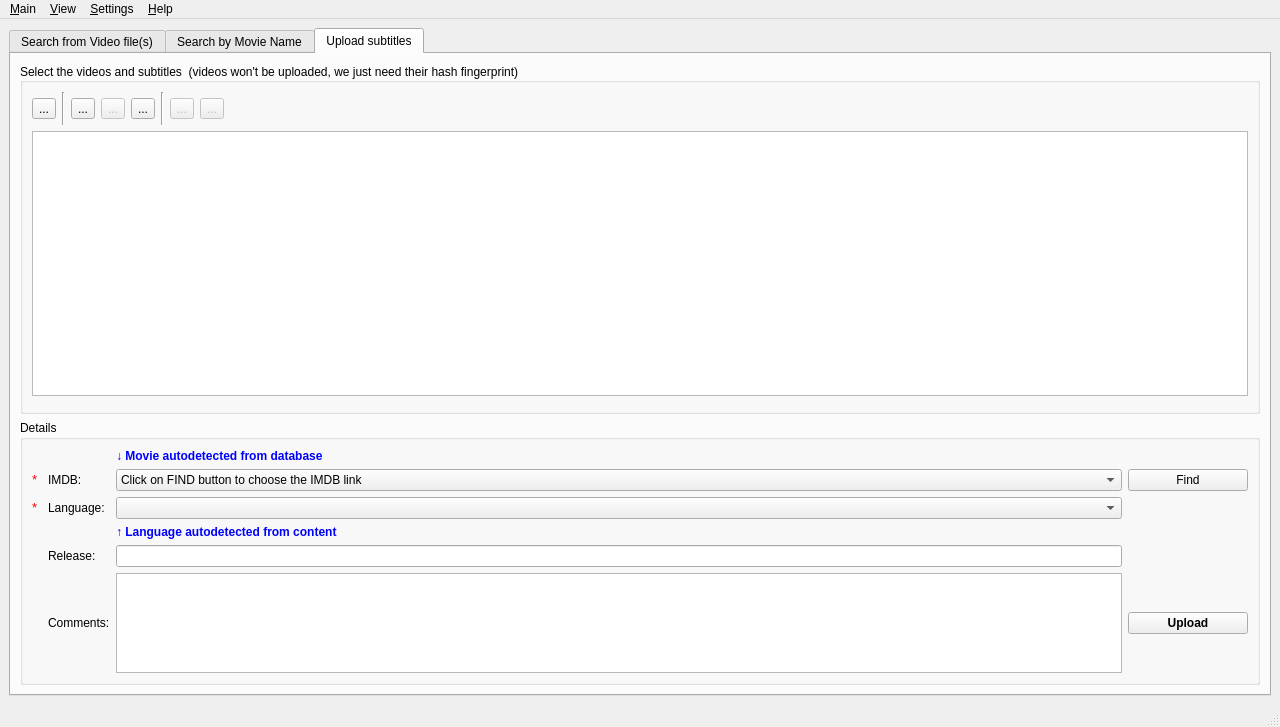
The window that gui/main.ui (subdownloader/subdownloader) describes before a commit, drawn with Qt 5.
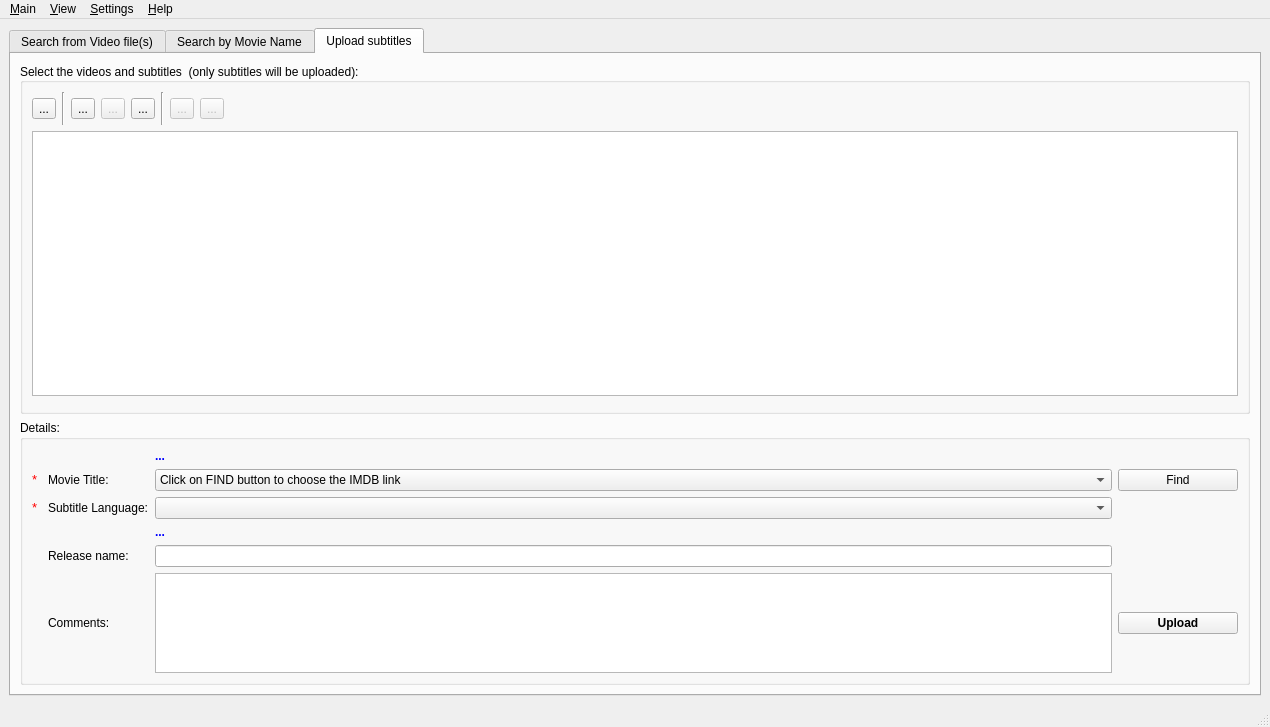
The same window after the commit. The open tabs and pages were chosen to show the change. Icons and pictures are not drawn. Custom widgets are drawn as their Qt base class.

Patch:
```diff
--- a/gui/main.ui
+++ b/gui/main.ui
@@ -5,7 +5,7 @@
    <rect>
     <x>0</x>
     <y>0</y>
-    <width>1280</width>
+    <width>1270</width>
     <height>727</height>
    </rect>
   </property>
@@ -17,14 +17,6 @@
     <normaloff>:/images/subdownloader.png</normaloff>:/images/subdownloader.png</iconset>
   </property>
   <widget class="QWidget" name="centralwidget" >
-   <property name="geometry" >
-    <rect>
-     <x>0</x>
-     <y>27</y>
-     <width>1280</width>
-     <height>676</height>
-    </rect>
-   </property>
    <layout class="QVBoxLayout" name="verticalLayout_5" >
     <item>
      <layout class="QVBoxLayout" >
@@ -647,14 +639,6 @@
          </layout>
         </widget>
         <widget class="QWidget" name="tab_4" >
-         <property name="geometry" >
-          <rect>
-           <x>0</x>
-           <y>0</y>
-           <width>1258</width>
-           <height>626</height>
-          </rect>
-         </property>
          <attribute name="title" >
           <string>Upload subtitles</string>
          </attribute>
@@ -667,7 +651,7 @@
                <enum>Qt::LeftToRight</enum>
               </property>
               <property name="title" >
-               <string>Select the videos and subtitles  (videos won't be uploaded, we just need their hash fingerprint)</string>
+               <string>Select the videos and subtitles  (only subtitles will be uploaded):</string>
               </property>
               <property name="alignment" >
                <set>Qt::AlignLeading|Qt::AlignLeft|Qt::AlignVCenter</set>
@@ -883,7 +867,7 @@
                </size>
               </property>
               <property name="title" >
-               <string>Details</string>
+               <string>Details:</string>
               </property>
               <layout class="QGridLayout" name="gridLayout" >
                <item rowspan="2" row="1" column="0" >
@@ -917,7 +901,7 @@
                   </sizepolicy>
                  </property>
                  <property name="text" >
-                  <string>IMDB: </string>
+                  <string>Movie Title:</string>
                  </property>
                 </widget>
                </item>
@@ -990,7 +974,7 @@
                   </sizepolicy>
                  </property>
                  <property name="text" >
-                  <string>Language:</string>
+                  <string>Subtitle Language:</string>
                  </property>
                 </widget>
                </item>
@@ -1006,7 +990,7 @@
                   </sizepolicy>
                  </property>
                  <property name="text" >
-                  <string>Release:</string>
+                  <string>Release name:</string>
                  </property>
                 </widget>
                </item>
@@ -1096,7 +1080,7 @@
                   </font>
                  </property>
                  <property name="text" >
-                  <string>↓ Movie autodetected from database</string>
+                  <string>...</string>
                  </property>
                  <property name="textFormat" >
                   <enum>Qt::PlainText</enum>
@@ -1155,7 +1139,7 @@
                   </font>
                  </property>
                  <property name="text" >
-                  <string>↑ Language autodetected from content</string>
+                  <string>...</string>
                  </property>
                  <property name="textFormat" >
                   <enum>Qt::PlainText</enum>
@@ -1201,22 +1185,13 @@
     </item>
    </layout>
   </widget>
-  <widget class="QStatusBar" name="statusbar" >
-   <property name="geometry" >
-    <rect>
-     <x>0</x>
-     <y>703</y>
-     <width>1280</width>
-     <height>24</height>
-    </rect>
-   </property>
-  </widget>
+  <widget class="QStatusBar" name="statusbar" />
   <widget class="QMenuBar" name="menuBar" >
    <property name="geometry" >
     <rect>
      <x>0</x>
      <y>0</y>
-     <width>1280</width>
+     <width>1270</width>
      <height>27</height>
     </rect>
    </property>
```
Left out of the diff: 31 changed lines with no effect on the pictures.
